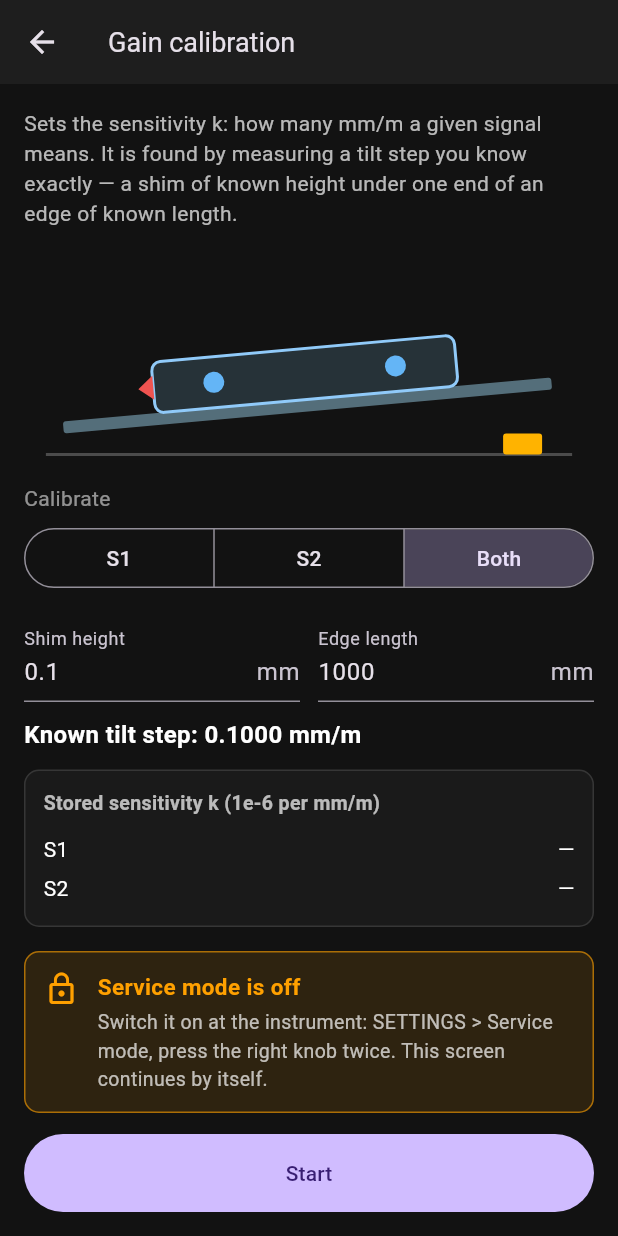
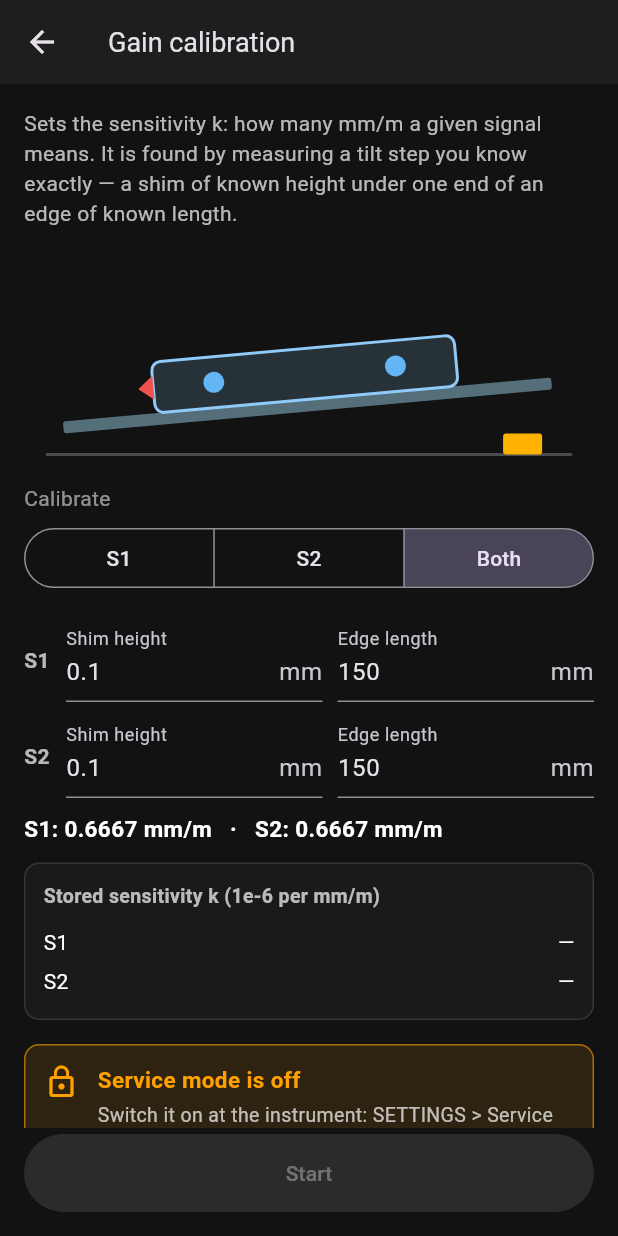
Before and after one commit to soldernerd/LevelAppMobile, a Flutter app: the GainCalScreen screen opened by its route, on a phone screen of 412 x 824 dp. Run offline on Flutter 3.47's test engine with Material 3 defaults, Android fonts, the phone set to English and light mode, and no system bars; our stand-ins replace device_info_plus, dio, flutter_blue_plus, flutter_riverpod, go_router, open_filex and 4 more; accounts and stored records are empty; network calls fail.

Commit message:
fix: tidy diagnostics, Zero Diff, calibration wizards; add demo mode
- Diagnostics: correct channel order to A, B, S1, S2 (was S2, B, A, S1);
  add note explaining single-channel amplitude is half the differential drive
- Zero Diff: replace noisy instantaneous read with a PrecisionRun inside an
  inline spinner dialog (progress bar + disturbed-table warning + Cancel)
- Phase cal: clarify the ±45° error as a firmware storage limit; gate the
  Start button on service mode
- Gain cal: gate Start on service mode; default baseline 150 mm (was 1000 mm);
  shim settings (height + baseline) are now per-sensor, stored in
  SharedPreferences keyed by instrument serial + sensor index; setup screen
  shows a labelled input row per selected sensor; known tilt and verify-table
  delta are computed per-sensor
- Demo mode: ConnectionNotifier.connectDemo() spins up a MockBleManager.demo()
  for one wandering session; "Open demo instrument" link on the scan screen

Co-Authored-By: Claude Sonnet 4.6 <noreply@anthropic.com>

```diff
--- a/lib/devices/leveltronic/protocol.dart
+++ b/lib/devices/leveltronic/protocol.dart
@@ -325,7 +325,7 @@ class ApiLive {
   }
 }
 
-/// Topics SIGNAL_DIAG (56 bytes). Channel order is S2, B, A, S1.
+/// Topics SIGNAL_DIAG (56 bytes). Channel order is A, B, S1, S2.
 class ApiSignalDiag {
   const ApiSignalDiag({
     required this.rmsMv,
@@ -340,7 +340,7 @@ class ApiSignalDiag {
   final List<double> phaseDeg; // 4
   final double theoreticalTiltS1, theoreticalTiltS2;
 
-  static const channelNames = ['S2', 'B', 'A', 'S1'];
+  static const channelNames = ['A', 'B', 'S1', 'S2'];
 
   static ApiSignalDiag? decode(Uint8List d) {
     if (d.length < 56) return null;
--- a/lib/devices/leveltronic/ui/diagnostics_screen.dart
+++ b/lib/devices/leveltronic/ui/diagnostics_screen.dart
@@ -6,7 +6,7 @@ import 'package:inclinometer/devices/leveltronic/providers/diagnostics_provider.
 import 'package:inclinometer/devices/leveltronic/ui/widgets/format.dart';
 
 /// Signal diagnostics: RMS, peak-to-peak and phase of the four ADC channels
-/// (S2, B, A, S1) at the converter pins, and the tilt each sensor channel's
+/// (A, B, S1, S2) at the converter pins, and the tilt each sensor channel's
 /// amplitude would correspond to by the Wyler handbook figure. For setting up
 /// and troubleshooting, not for measuring.
 class DiagnosticsScreen extends ConsumerWidget {
@@ -43,7 +43,9 @@ class DiagnosticsScreen extends ConsumerWidget {
               const Text(
                 'Channels in ADC order. A and B are the excitation '
                 'references (A is the phase reference, 0°); S1 and S2 are the '
-                'sensor signals.',
+                'sensor signals. Each exciter channel shows half the '
+                'differential drive amplitude — the actual drive to the sensor '
+                'is A − B = 2 × A.',
                 style: TextStyle(color: Colors.white60, height: 1.4),
               ),
               const SizedBox(height: 12),
--- a/lib/devices/leveltronic/ui/gain_cal_screen.dart
+++ b/lib/devices/leveltronic/ui/gain_cal_screen.dart
@@ -29,21 +29,26 @@ class GainCalScreen extends ConsumerStatefulWidget {
 class _GainCalScreenState extends ConsumerState<GainCalScreen> {
   static const _title = 'Gain calibration';
 
-  late final TextEditingController _height;
-  late final TextEditingController _length;
+  late final List<TextEditingController> _heights;
+  late final List<TextEditingController> _lengths;
 
   @override
   void initState() {
     super.initState();
     final s = ref.read(gainCalProvider);
-    _height = TextEditingController(text: _num(s.shimHeightMm));
-    _length = TextEditingController(text: _num(s.baselineMm));
+    _heights = [
+      TextEditingController(text: _num(s.shimHeightMm[0])),
+      TextEditingController(text: _num(s.shimHeightMm[1])),
+    ];
+    _lengths = [
+      TextEditingController(text: _num(s.baselineMm[0])),
+      TextEditingController(text: _num(s.baselineMm[1])),
+    ];
   }
 
   @override
   void dispose() {
-    _height.dispose();
-    _length.dispose();
+    for (final c in [..._heights, ..._lengths]) { c.dispose(); }
     super.dispose();
   }
 
@@ -52,10 +57,11 @@ class _GainCalScreenState extends ConsumerState<GainCalScreen> {
 
   double? _parse(String t) => double.tryParse(t.trim().replaceAll(',', '.'));
 
-  void _onInput() {
-    ref.read(gainCalProvider.notifier).setShim(
-          heightMm: _parse(_height.text) ?? 0,
-          baselineMm: _parse(_length.text) ?? 0,
+  void _onInputFor(int sensor) {
+    ref.read(gainCalProvider.notifier).setShimForSensor(
+          sensor,
+          heightMm: _parse(_heights[sensor].text) ?? 0,
+          baselineMm: _parse(_lengths[sensor].text) ?? 0,
         );
   }
 
@@ -66,9 +72,24 @@ class _GainCalScreenState extends ConsumerState<GainCalScreen> {
     final n = ref.read(gainCalProvider.notifier);
     final service = ref.watch(serviceModeProvider);
 
+    // Sync controllers when shim settings load from SharedPreferences.
+    ref.listen<GainCalState>(gainCalProvider, (prev, next) {
+      if (next.stage != GainStage.setup) return;
+      for (var i = 0; i < 2; i++) {
+        if (prev?.shimHeightMm[i] != next.shimHeightMm[i]) {
+          _heights[i].text = _num(next.shimHeightMm[i]);
+        }
+        if (prev?.baselineMm[i] != next.baselineMm[i]) {
+          _lengths[i].text = _num(next.baselineMm[i]);
+        }
+      }
+    });
+
     switch (s.stage) {
       case GainStage.setup:
-        final tilt = s.knownTilt;
+        final tilts = s.knownTilts;
+        final tiltOk = [0, 1].every(
+            (i) => !SensorMask.has(s.mask, i) || tilts[i] > 0);
         return WizardScaffold(
           title: _title,
           children: [
@@ -86,47 +107,28 @@ class _GainCalScreenState extends ConsumerState<GainCalScreen> {
             const SizedBox(height: 6),
             SensorSelector(mask: s.mask, onChanged: n.selectSensors),
             const SizedBox(height: 16),
-            Row(
-              children: [
-                Expanded(
-                  child: TextField(
-                    key: const ValueKey('gain-height'),
-                    controller: _height,
-                    keyboardType:
-                        const TextInputType.numberWithOptions(decimal: true),
-                    inputFormatters: [
-                      FilteringTextInputFormatter.allow(RegExp(r'[0-9.,]')),
-                    ],
-                    decoration: const InputDecoration(
-                        labelText: 'Shim height', suffixText: 'mm'),
-                    onChanged: (_) => _onInput(),
-                  ),
+            for (var i = 0; i < 2; i++)
+              if (SensorMask.has(s.mask, i)) ...[
+                _ShimRow(
+                  sensor: i,
+                  heightCtrl: _heights[i],
+                  lengthCtrl: _lengths[i],
+                  onChanged: () => _onInputFor(i),
                 ),
-                const SizedBox(width: 12),
-                Expanded(
-                  child: TextField(
-                    key: const ValueKey('gain-length'),
-                    controller: _length,
-                    keyboardType:
-                        const TextInputType.numberWithOptions(decimal: true),
-                    inputFormatters: [
-                      FilteringTextInputFormatter.allow(RegExp(r'[0-9.,]')),
-                    ],
-                    decoration: const InputDecoration(
-                        labelText: 'Edge length', suffixText: 'mm'),
-                    onChanged: (_) => _onInput(),
-                  ),
-                ),
+                const SizedBox(height: 8),
               ],
-            ),
-            const SizedBox(height: 10),
+            const SizedBox(height: 2),
             Text(
-              tilt > 0
-                  ? 'Known tilt step: ${tilt.toStringAsFixed(4)} mm/m'
-                  : 'Enter a shim height and an edge length.',
+              tiltOk
+                  ? [
+                      for (var i = 0; i < 2; i++)
+                        if (SensorMask.has(s.mask, i))
+                          'S${i + 1}: ${tilts[i].toStringAsFixed(4)} mm/m',
+                    ].join('   ·   ')
+                  : 'Enter shim height and edge length for each sensor.',
               key: const ValueKey('gain-known-tilt'),
               style: const TextStyle(
-                  fontSize: 16,
+                  fontSize: 15,
                   fontWeight: FontWeight.w600,
                   color: Colors.white),
             ),
@@ -138,7 +140,7 @@ class _GainCalScreenState extends ConsumerState<GainCalScreen> {
           actions: [
             FilledButton(
               key: const ValueKey('gain-begin'),
-              onPressed: tilt > 0 ? n.begin : null,
+              onPressed: (tiltOk && service) ? n.begin : null,
               style: FilledButton.styleFrom(
                   minimumSize: const Size.fromHeight(52)),
               child: const Text('Start'),
@@ -194,7 +196,9 @@ class _GainCalScreenState extends ConsumerState<GainCalScreen> {
             const SizedBox(height: 16),
             InstrumentDiagram(
               pose: baseline ? DiagramPose.level : DiagramPose.shim,
-              label: baseline ? null : '${_num(s.shimHeightMm)} mm',
+              label: baseline
+                  ? null
+                  : '${_num(s.shimHeightMm[SensorMask.has(s.mask, 0) ? 0 : 1])} mm',
             ),
             const SizedBox(height: 16),
             ProgressPanel(
@@ -219,11 +223,16 @@ class _GainCalScreenState extends ConsumerState<GainCalScreen> {
             const StepHeader(step: 2, total: 3, title: 'With the shim'),
             const SizedBox(height: 16),
             InstrumentDiagram(
-                pose: DiagramPose.shim, label: '${_num(s.shimHeightMm)} mm'),
+              pose: DiagramPose.shim,
+              label:
+                  '${_num(s.shimHeightMm[SensorMask.has(s.mask, 0) ? 0 : 1])} mm',
+            ),
             const SizedBox(height: 8),
             Instructions([
-              'Put the ${_num(s.shimHeightMm)} mm shim under one end of the '
-                  '${_num(s.baselineMm)} mm edge.',
+              for (var i = 0; i < 2; i++)
+                if (SensorMask.has(s.mask, i))
+                  'S${i + 1}: put the ${_num(s.shimHeightMm[i])} mm shim '
+                      'under one end of the ${_num(s.baselineMm[i])} mm edge.',
               'Let it settle, keep it still, then measure.',
             ]),
             if (s.message != null) ...[
@@ -332,8 +341,7 @@ class _GainCalScreenState extends ConsumerState<GainCalScreen> {
               const SizedBox(height: 12),
               BeforeAfterTable(
                 key: const ValueKey('gain-verify'),
-                title: 'Check: the shim now reads (known '
-                    '${s.knownTilt.toStringAsFixed(4)} mm/m)',
+                title: 'Check: the shim now reads',
                 rows: [
                   for (var i = 0; i < 2; i++)
                     if (SensorMask.has(s.mask, i))
@@ -343,7 +351,7 @@ class _GainCalScreenState extends ConsumerState<GainCalScreen> {
                             decimals: 4),
                         after: fmtSigned(s.verifyReading![i], decimals: 4),
                         delta: fmtSigned(
-                            (s.verifyReading![i].abs() / s.knownTilt - 1) * 100,
+                            (s.verifyReading![i].abs() / s.knownTilts[i] - 1) * 100,
                             decimals: 1,
                             unit: '%'),
                       ),
@@ -388,6 +396,68 @@ class _GainCalScreenState extends ConsumerState<GainCalScreen> {
           ],
         );
     }
+  }
+}
+
+class _ShimRow extends StatelessWidget {
+  const _ShimRow({
+    required this.sensor,
+    required this.heightCtrl,
+    required this.lengthCtrl,
+    required this.onChanged,
+  });
+
+  final int sensor;
+  final TextEditingController heightCtrl;
+  final TextEditingController lengthCtrl;
+  final VoidCallback onChanged;
+
+  @override
+  Widget build(BuildContext context) {
+    return Row(
+      crossAxisAlignment: CrossAxisAlignment.center,
+      children: [
+        SizedBox(
+          width: 28,
+          child: Text(
+            'S${sensor + 1}',
+            style: const TextStyle(
+                fontSize: 14,
+                fontWeight: FontWeight.w600,
+                color: Colors.white70),
+          ),
+        ),
+        Expanded(
+          child: TextField(
+            key: ValueKey('gain-height-$sensor'),
+            controller: heightCtrl,
+            keyboardType:
+                const TextInputType.numberWithOptions(decimal: true),
+            inputFormatters: [
+              FilteringTextInputFormatter.allow(RegExp(r'[0-9.,]')),
+            ],
+            decoration: const InputDecoration(
+                labelText: 'Shim height', suffixText: 'mm'),
+            onChanged: (_) => onChanged(),
+          ),
+        ),
+        const SizedBox(width: 10),
+        Expanded(
+          child: TextField(
+            key: ValueKey('gain-length-$sensor'),
+            controller: lengthCtrl,
+            keyboardType:
+                const TextInputType.numberWithOptions(decimal: true),
+            inputFormatters: [
+              FilteringTextInputFormatter.allow(RegExp(r'[0-9.,]')),
+            ],
+            decoration: const InputDecoration(
+                labelText: 'Edge length', suffixText: 'mm'),
+            onChanged: (_) => onChanged(),
+          ),
+        ),
+      ],
+    );
   }
 }
 
```
Also changed, not shown: analysis_options.yaml (+9 -0 lines), lib/devices/leveltronic/providers/gain_cal_provider.dart (+63 -13 lines), lib/devices/leveltronic/ui/instrument_screen.dart (+119 -26 lines), lib/devices/leveltronic/ui/phase_cal_screen.dart (+4 -3 lines), lib/providers/device_provider.dart (+28 -0 lines), lib/ui/scan_screen.dart (+36 -0 lines), 1 other file.
